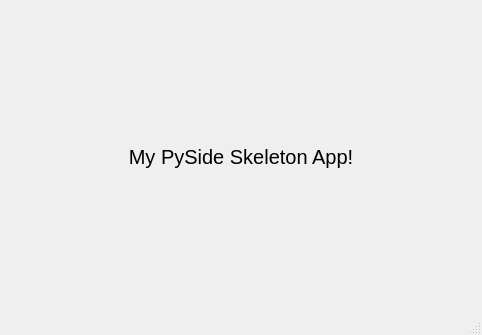
Above: designer/mainwindow.ui from timothy-lassiter/PoETester before the change. Below: the same form after it.
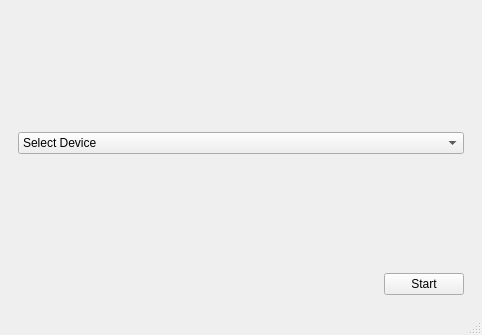
That is the form after the change. Icons and pictures are not drawn.

```diff
--- a/designer/mainwindow.ui
+++ b/designer/mainwindow.ui
@@ -20,21 +20,92 @@
   <widget class="QWidget" name="centralwidget">
    <layout class="QVBoxLayout" name="verticalLayout">
     <item>
-     <widget class="QLabel" name="label">
-      <property name="font">
-       <font>
-        <pointsize>15</pointsize>
-       </font>
+     <widget class="QStackedWidget" name="stackedWidget">
+      <property name="sizePolicy">
+       <sizepolicy hsizetype="Preferred" vsizetype="Preferred">
+        <horstretch>0</horstretch>
+        <verstretch>0</verstretch>
+       </sizepolicy>
       </property>
-      <property name="text">
-       <string>My PySide Skeleton App!</string>
+      <property name="currentIndex">
+       <number>0</number>
       </property>
-      <property name="textFormat">
-       <enum>Qt::AutoText</enum>
-      </property>
-      <property name="alignment">
-       <set>Qt::AlignCenter</set>
-      </property>
+      <widget class="QWidget" name="page">
+       <layout class="QVBoxLayout" name="verticalLayout_2">
+        <item>
+         <spacer name="verticalSpacer_2">
+          <property name="orientation">
+           <enum>Qt::Orientation::Vertical</enum>
+          </property>
+          <property name="sizeHint" stdset="0">
+           <size>
+            <width>20</width>
+            <height>40</height>
+           </size>
+          </property>
+         </spacer>
+        </item>
+        <item>
+         <widget class="QComboBox" name="device_combobox">
+          <property name="sizePolicy">
+           <sizepolicy hsizetype="Preferred" vsizetype="Fixed">
+            <horstretch>0</horstretch>
+            <verstretch>0</verstretch>
+           </sizepolicy>
+          </property>
+          <item>
+           <property name="text">
+            <string>Select Device</string>
+           </property>
+          </item>
+         </widget>
+        </item>
+        <item>
+         <spacer name="verticalSpacer">
+          <property name="orientation">
+           <enum>Qt::Orientation::Vertical</enum>
+          </property>
+          <property name="sizeHint" stdset="0">
+           <size>
+            <width>20</width>
+            <height>40</height>
+           </size>
+          </property>
+         </spacer>
+        </item>
+        <item>
+         <layout class="QHBoxLayout" name="horizontalLayout">
+          <item>
+           <spacer name="horizontalSpacer">
+            <property name="orientation">
+             <enum>Qt::Orientation::Horizontal</enum>
+            </property>
+            <property name="sizeHint" stdset="0">
+             <size>
+              <width>40</width>
+              <height>20</height>
+             </size>
+            </property>
+           </spacer>
+          </item>
+          <item>
+           <widget class="QPushButton" name="continue_button">
+            <property name="text">
+             <string>Start</string>
+            </property>
+           </widget>
+          </item>
+         </layout>
+        </item>
+       </layout>
+      </widget>
+      <widget class="QWidget" name="page_2">
+       <layout class="QVBoxLayout" name="verticalLayout_3">
+        <item>
+         <layout class="QGridLayout" name="poe_ports_layout"/>
+        </item>
+       </layout>
+      </widget>
      </widget>
     </item>
    </layout>
```
Left out of the diff: 2 changed lines with no effect on the pictures.
